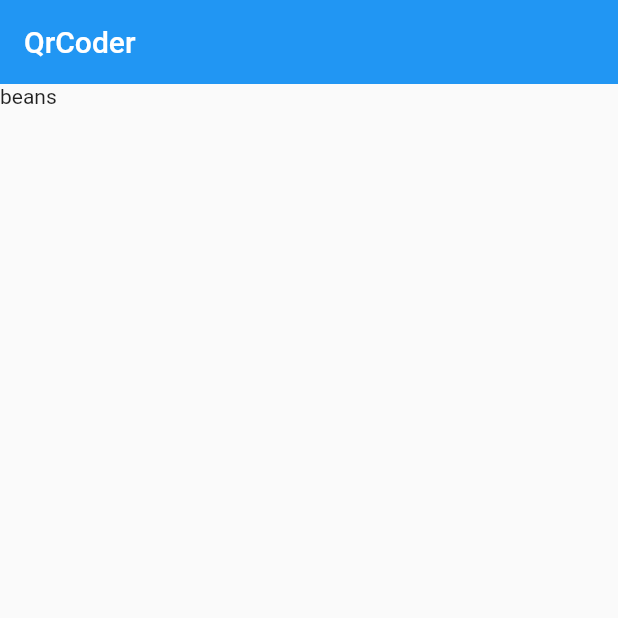
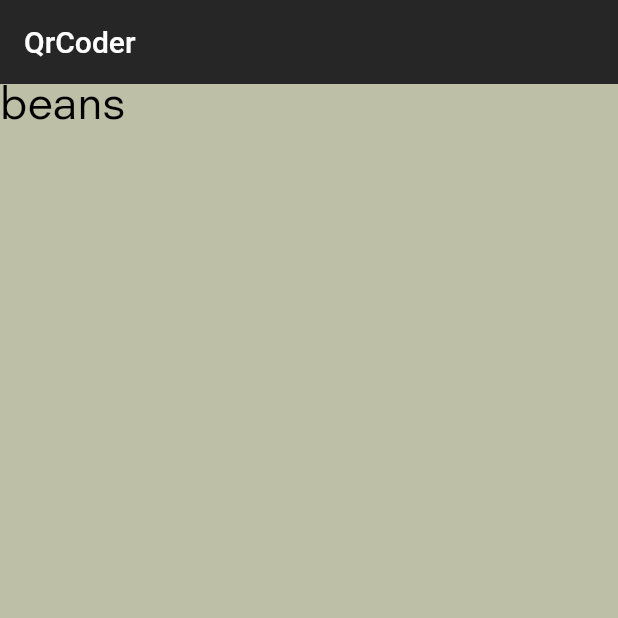
Before and after one commit to og-JND/Qrcoder_2.0, a Flutter app: the screen it shows after launch, on a phone screen of 412 x 824 dp, the top half of it. Run offline on Flutter 3.47's test engine with Material 2 defaults, Android fonts, the phone set to English and light mode, and no system bars; missing offline and left inert: flutter_barcode_scanner.

Commit message:
Changed the font and added colors

```diff
--- /dev/null
+++ b/lib/font_business.dart
@@ -0,0 +1,17 @@
+import 'package:flutter/cupertino.dart';
+import 'package:flutter/material.dart';
+
+// This class creates a default font style for the app.
+
+class NormalFont extends StatelessWidget {
+  String outputText;
+  NormalFont(this.outputText);
+  @override
+  Widget build(BuildContext context) {
+    return DefaultTextStyle(
+      style:
+          const TextStyle(fontSize: 30, fontFamily: 'Nue', color: Colors.black),
+      child: Text(outputText),
+    );
+  }
+}
--- a/lib/main.dart
+++ b/lib/main.dart
@@ -1,7 +1,8 @@
 import 'package:flutter/material.dart';
+import 'package:qrcoder_two/font_business.dart';
 import 'package:flutter_barcode_scanner/flutter_barcode_scanner.dart';
 
-void main() => runApp(MaterialApp(home:HomePage()));
+void main() => runApp(const MaterialApp(home:HomePage()));
 
 class HomePage extends StatelessWidget {
   const HomePage({Key? key}) : super(key: key);
@@ -9,13 +10,15 @@ class HomePage extends StatelessWidget {
   @override
   Widget build(BuildContext context) {
     return Scaffold(
+      backgroundColor: const Color(0xffabcbfa4),
       appBar: AppBar(
         elevation: 0,
-        title: Text('QrCoder'),
+        backgroundColor: const Color(0xFF262626),
+        title: const Text('QrCoder'),
       ),
       body: Column(
         children: [
-          Text('beans')
+          NormalFont('beans')
         ],
       ),
     );
```
Also changed, not shown: pubspec.yaml (+4 -5 lines), lib/fonts/NeuzeitSBook.ttf (added).
